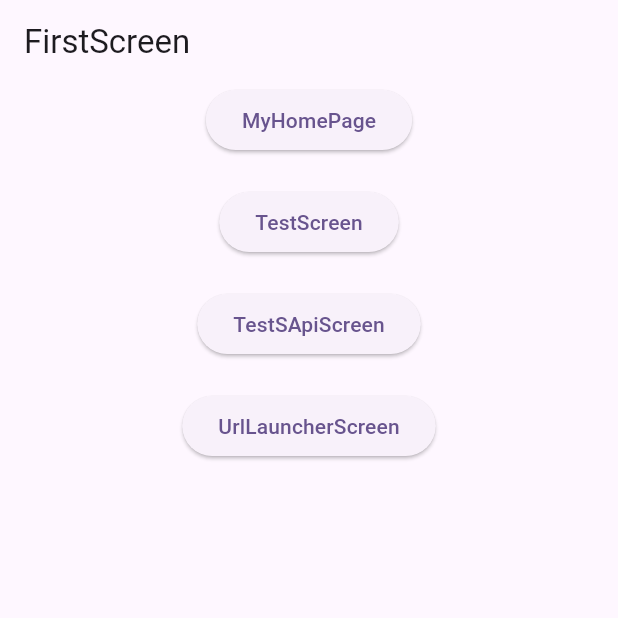
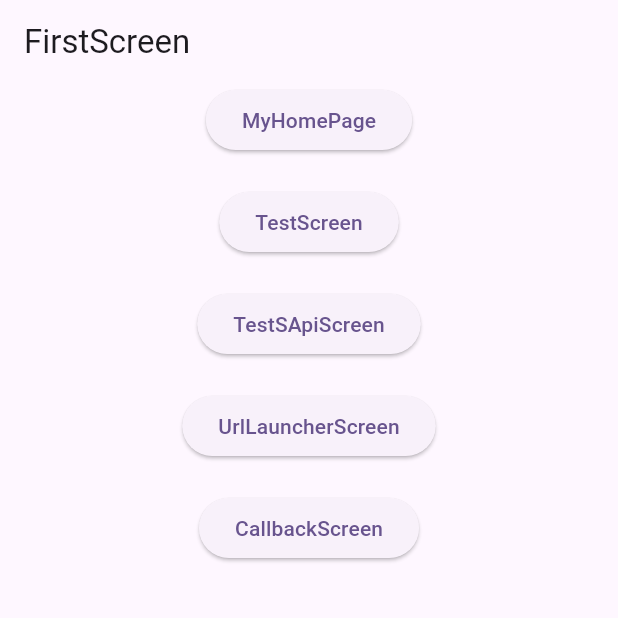
Before and after one commit to nanakoshis/learning_app, a Flutter app: the screen it shows after launch, on a phone screen of 412 x 824 dp, the top half of it. Run offline on Flutter 3.47's test engine with Material 3 defaults, Android fonts, the phone set to English and light mode, and no system bars; our stand-ins replace dio, flutter_riverpod, freezed_annotation, retrofit, riverpod_annotation; generated files the repository leaves out were written again.

Commit message:
Callback関数のページを追加

```diff
--- a/practice_app/lib/main.dart
+++ b/practice_app/lib/main.dart
@@ -1,6 +1,7 @@
 import 'package:flutter/material.dart';
 import 'package:flutter_riverpod/flutter_riverpod.dart';
 import 'package:practice_app/view/api_screen.dart';
+import 'package:practice_app/view/callback_screen.dart';
 
 import 'view/first_screen.dart';
 import 'view/my_home_pege.dart';
@@ -34,6 +35,7 @@ class MyApp extends StatelessWidget {
         '/TestScreen': (context) => const TestScreen(),
         '/ApiScreen': (context) => const ApiScreen(),
         '/UrlLauncherScreen': (context) => const UrlLauncherScreen(),
+        '/CallbackScreen': (context) => const CallbackScreen(),
       },
     );
   }
--- a/practice_app/lib/view/first_screen.dart
+++ b/practice_app/lib/view/first_screen.dart
@@ -39,6 +39,13 @@ class FirstScreen extends StatelessWidget {
               onPressed: () => Navigator.pushNamed(context, '/UrlLauncherScreen'),
               child: const Text('UrlLauncherScreen'),
             ),
+            const SizedBox(
+              height: 20,
+            ),
+            ElevatedButton(
+              onPressed: () => Navigator.pushNamed(context, '/CallbackScreen'),
+              child: const Text('CallbackScreen'),
+            ),
           ],
         )
       ),
```
Also changed, not shown: practice_app/lib/view/callback_screen.dart (added, +107 -0 lines).
